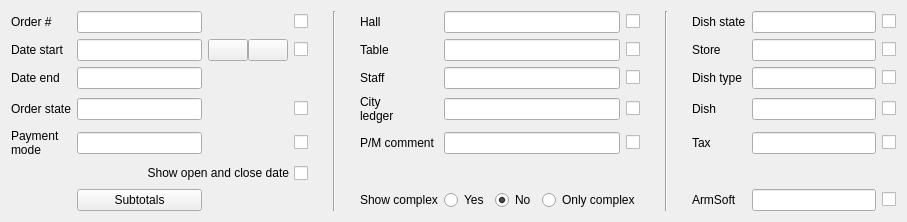
This is Filter/frestauranttotal.ui in End1-1/Resort-2 as Qt 5 draws it before an edit. The edited form follows.
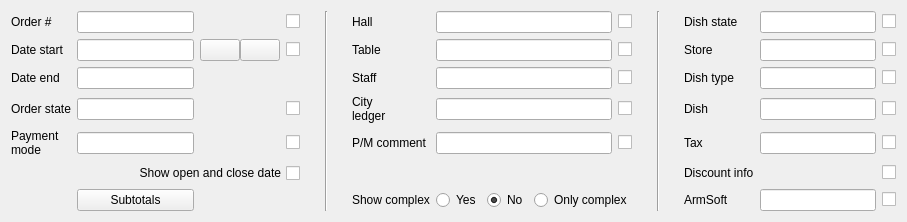
This is the edited form. Icons and pictures are not drawn. Custom widgets are drawn as their Qt base class.

Commit message: Discount to rest report, date filter store entry

What changed in the file:
```diff
--- a/Filter/frestauranttotal.ui
+++ b/Filter/frestauranttotal.ui
@@ -724,9 +724,31 @@
      </property>
     </widget>
    </item>
+   <item row="5" column="12">
+    <widget class="EQCheckBox" name="chShowDiscount">
+     <property name="text">
+      <string/>
+     </property>
+     <property name="Field" stdset="0">
+      <string>op.f_discount;op.f_discountcard</string>
+     </property>
+    </widget>
+   </item>
+   <item row="5" column="10">
+    <widget class="QLabel" name="label_18">
+     <property name="text">
+      <string>Discount info</string>
+     </property>
+    </widget>
+   </item>
   </layout>
  </widget>
  <customwidgets>
+  <customwidget>
+   <class>EDateEdit</class>
+   <extends>QLineEdit</extends>
+   <header location="global">edateedit.h</header>
+  </customwidget>
   <customwidget>
    <class>EQLineEdit</class>
    <extends>QLineEdit</extends>
@@ -735,11 +757,6 @@
     <signal>customButtonClicked(bool)</signal>
    </slots>
   </customwidget>
-  <customwidget>
-   <class>EDateEdit</class>
-   <extends>QLineEdit</extends>
-   <header location="global">edateedit.h</header>
-  </customwidget>
   <customwidget>
    <class>EQCheckBox</class>
    <extends>QCheckBox</extends>
```
Left out of the diff: 342 changed lines with no effect on the pictures. The commit also changes 34 other files.
